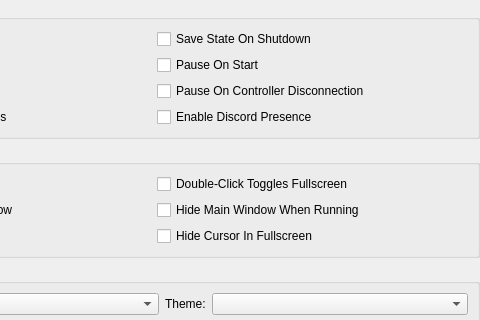
First picture: the form in src/duckstation-qt/interfacesettingswidget.ui, repository psychocodermonkey/RLyehPSX, before the edit; both pictures show x 172 to 652 and y 0 to 320 of the 652 by 483 pixel window.
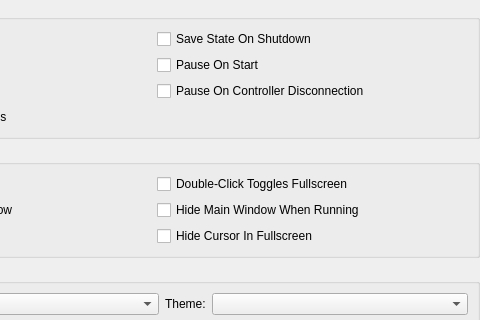
Second picture: the form after the edit.

Commit message:
Remove Discord RPC runtime integration
- Remove Discord Presence lifecycle, settings, and UI controls.
- Preserve RetroAchievements rich-presence tracking.
- Remove obsolete Discord Presence translations.
- Validate with a fresh build and application launch.

The edit to the form file:
```diff
--- a/src/duckstation-qt/interfacesettingswidget.ui
+++ b/src/duckstation-qt/interfacesettingswidget.ui
@@ -36,13 +36,6 @@
         </property>
        </widget>
       </item>
-      <item row="3" column="1">
-       <widget class="QCheckBox" name="enableDiscordPresence">
-        <property name="text">
-         <string>Enable Discord Presence</string>
-        </property>
-       </widget>
-      </item>
       <item row="2" column="1">
        <widget class="QCheckBox" name="pauseOnControllerDisconnection">
         <property name="text">
```
The commit also changes 23 other files.
